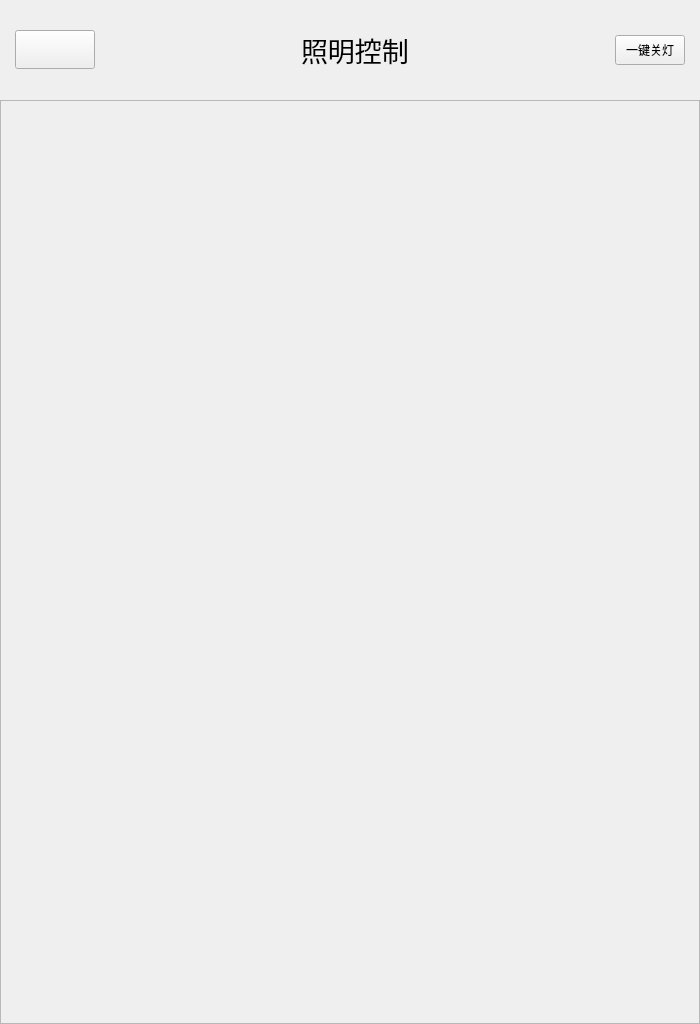
The window that lightpage.ui (breaveSun/central_control) describes before a commit, drawn with Qt 5.
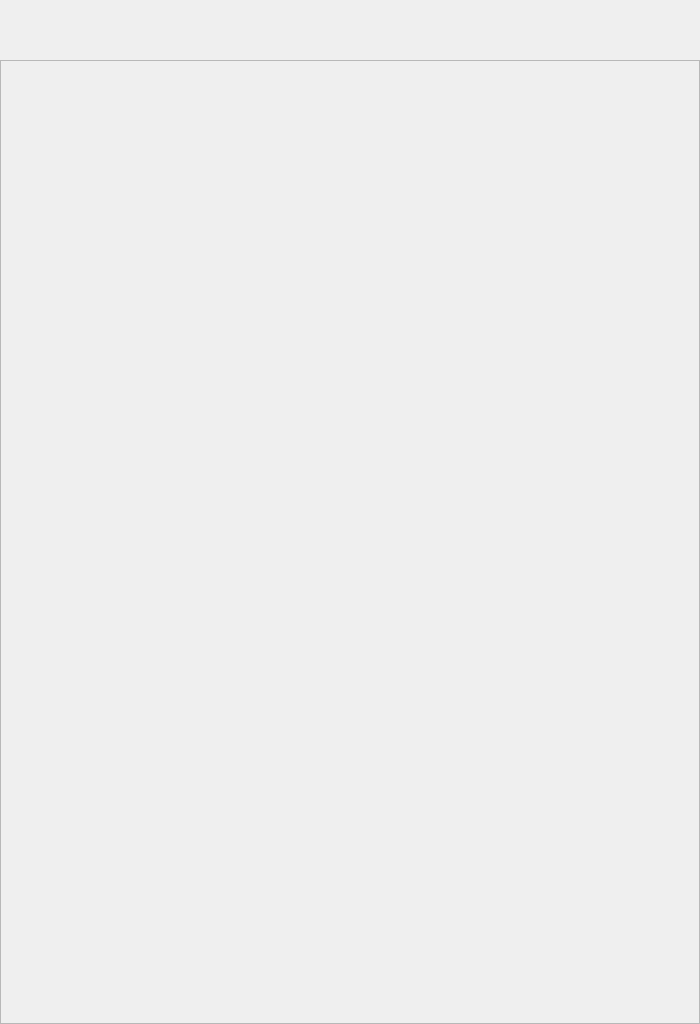
The same window after the commit. Icons and pictures are not drawn. Custom widgets are drawn as their Qt base class.

```diff
--- a/lightpage.ui
+++ b/lightpage.ui
@@ -36,9 +36,9 @@
     <number>0</number>
    </property>
    <item>
-    <widget class="QWidget" name="widget" native="true">
+    <widget class="pageHead" name="title" native="true">
      <property name="sizePolicy">
-      <sizepolicy hsizetype="Maximum" vsizetype="Maximum">
+      <sizepolicy hsizetype="Expanding" vsizetype="Maximum">
        <horstretch>0</horstretch>
        <verstretch>0</verstretch>
       </sizepolicy>
@@ -68,106 +68,6 @@
       <property name="bottomMargin">
        <number>30</number>
       </property>
-      <item>
-       <widget class="QPushButton" name="lightBack">
-        <property name="sizePolicy">
-         <sizepolicy hsizetype="Maximum" vsizetype="Maximum">
-          <horstretch>0</horstretch>
-          <verstretch>0</verstretch>
-         </sizepolicy>
-        </property>
-        <property name="font">
-         <font>
-          <pointsize>20</pointsize>
-         </font>
-        </property>
-        <property name="autoFillBackground">
-         <bool>false</bool>
-        </property>
-        <property name="text">
-         <string/>
-        </property>
-        <property name="icon">
-         <iconset>
-          <normaloff>:/icon/return.png</normaloff>
-          <normalon>:/icon/return.png</normalon>:/icon/return.png</iconset>
-        </property>
-        <property name="checkable">
-         <bool>true</bool>
-        </property>
-       </widget>
-      </item>
-      <item>
-       <spacer name="horizontalSpacer">
-        <property name="orientation">
-         <enum>Qt::Horizontal</enum>
-        </property>
-        <property name="sizeHint" stdset="0">
-         <size>
-          <width>220</width>
-          <height>20</height>
-         </size>
-        </property>
-       </spacer>
-      </item>
-      <item>
-       <widget class="QLabel" name="titleLabel">
-        <property name="font">
-         <font>
-          <pointsize>20</pointsize>
-         </font>
-        </property>
-        <property name="text">
-         <string>照明控制</string>
-        </property>
-        <property name="margin">
-         <number>0</number>
-        </property>
-       </widget>
-      </item>
-      <item>
-       <spacer name="horizontalSpacer_2">
-        <property name="orientation">
-         <enum>Qt::Horizontal</enum>
-        </property>
-        <property name="sizeHint" stdset="0">
-         <size>
-          <width>220</width>
-          <height>20</height>
-         </size>
-        </property>
-       </spacer>
-      </item>
-      <item>
-       <widget class="QPushButton" name="closeAll">
-        <property name="sizePolicy">
-         <sizepolicy hsizetype="Maximum" vsizetype="Maximum">
-          <horstretch>0</horstretch>
-          <verstretch>0</verstretch>
-         </sizepolicy>
-        </property>
-        <property name="minimumSize">
-         <size>
-          <width>70</width>
-          <height>30</height>
-         </size>
-        </property>
-        <property name="maximumSize">
-         <size>
-          <width>50</width>
-          <height>30</height>
-         </size>
-        </property>
-        <property name="font">
-         <font>
-          <pointsize>9</pointsize>
-         </font>
-        </property>
-        <property name="text">
-         <string>一键关灯</string>
-        </property>
-       </widget>
-      </item>
      </layout>
     </widget>
    </item>
@@ -268,6 +168,12 @@
    <header>myscollarea.h</header>
    <container>1</container>
   </customwidget>
+  <customwidget>
+   <class>pageHead</class>
+   <extends>QWidget</extends>
+   <header>pagehead.h</header>
+   <container>1</container>
+  </customwidget>
  </customwidgets>
  <resources/>
  <connections/>
```
